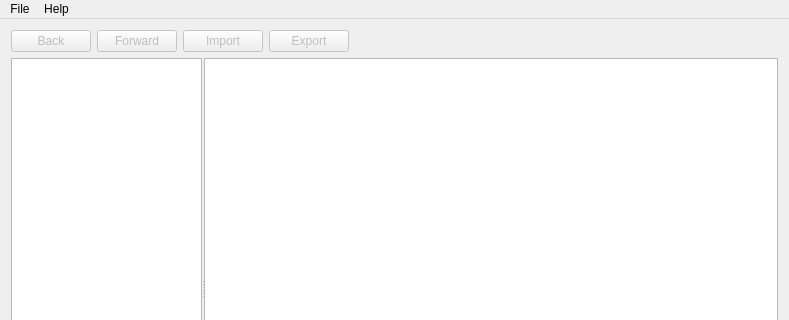
Before: the Qt Designer form src/mainwindow/mainwindow.ui in partition-safe/partition-safe, drawn with Qt 5; both pictures show x 0 to 789 and y 0 to 320 of the 789 by 550 pixel window.
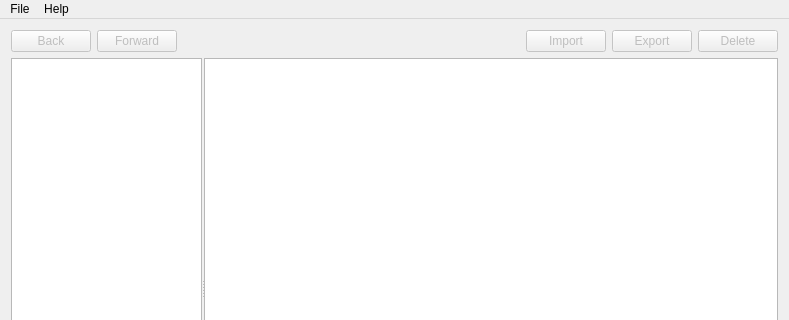
After: the same form once the commit is applied.

Commit message: #5 Added delete button and fixed opening of partition

```diff
--- a/src/mainwindow/mainwindow.ui
+++ b/src/mainwindow/mainwindow.ui
@@ -121,26 +121,6 @@
         </property>
        </widget>
       </item>
-      <item>
-       <widget class="QPushButton" name="buttonImport">
-        <property name="enabled">
-         <bool>false</bool>
-        </property>
-        <property name="text">
-         <string>Import</string>
-        </property>
-       </widget>
-      </item>
-      <item>
-       <widget class="QPushButton" name="buttonExport">
-        <property name="enabled">
-         <bool>false</bool>
-        </property>
-        <property name="text">
-         <string>Export</string>
-        </property>
-       </widget>
-      </item>
       <item>
        <spacer name="horizontalSpacer">
         <property name="orientation">
@@ -154,6 +134,36 @@
         </property>
        </spacer>
       </item>
+      <item>
+       <widget class="QPushButton" name="buttonImport">
+        <property name="enabled">
+         <bool>false</bool>
+        </property>
+        <property name="text">
+         <string>Import</string>
+        </property>
+       </widget>
+      </item>
+      <item>
+       <widget class="QPushButton" name="buttonExport">
+        <property name="enabled">
+         <bool>false</bool>
+        </property>
+        <property name="text">
+         <string>Export</string>
+        </property>
+       </widget>
+      </item>
+      <item>
+       <widget class="QPushButton" name="buttonDelete">
+        <property name="enabled">
+         <bool>false</bool>
+        </property>
+        <property name="text">
+         <string>Delete</string>
+        </property>
+       </widget>
+      </item>
      </layout>
     </item>
    </layout>
```
Left out of the diff: 2 changed lines with no effect on the pictures. The commit also changes 1 other file.
